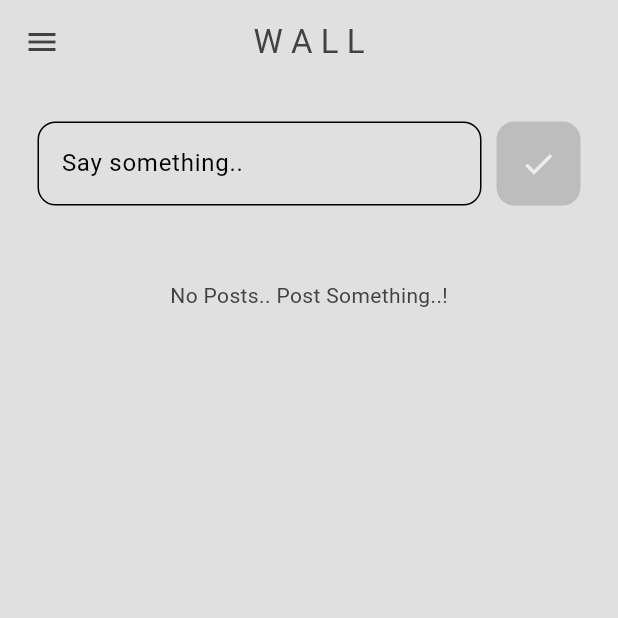
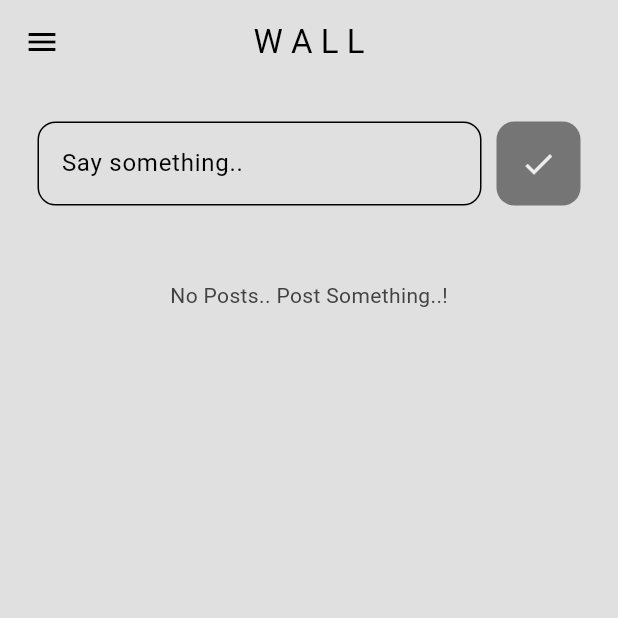
Before and after one commit to SandipVermaDev/social_app, a Flutter app: the screen it shows once a user with an empty profile is signed in, on a phone screen of 412 x 824 dp, the top half of it. Run offline on Flutter 3.47's test engine with Material 3 defaults, Android fonts, the phone set to English and light mode, and no system bars; our stand-ins replace cloud_firestore, firebase_auth, firebase_core; accounts and stored records are empty; network calls fail.

Commit message:
social app

```diff
--- a/lib/helper/helper_function.dart
+++ b/lib/helper/helper_function.dart
@@ -4,5 +4,11 @@ import 'package:flutter/material.dart';
 displayMessageToUser(String message,BuildContext context){
   showDialog(context: context, builder: (context) => AlertDialog(
     title: Text(message),
+    titlePadding: const EdgeInsets.all(25),
+    actions: [
+      ElevatedButton(onPressed: () {
+        Navigator.pop(context);
+      }, child: Text("Ok",style: TextStyle(color: Theme.of(context).colorScheme.secondary)))
+    ],
   ),);
 }
--- a/lib/main.dart
+++ b/lib/main.dart
@@ -19,6 +19,7 @@ class MyApp extends StatelessWidget {
   @override
   Widget build(BuildContext context) {
     return MaterialApp(
+      debugShowCheckedModeBanner: false,
       theme: lightMode,
       darkTheme: darkMode,
       // home: const LoginOrRegister(),
--- a/lib/pages/home_page.dart
+++ b/lib/pages/home_page.dart
@@ -32,7 +32,7 @@ class HomePage extends StatelessWidget {
       appBar: AppBar(
         title: const Text("W A L L"),
         backgroundColor: Colors.transparent,
-        foregroundColor: Theme.of(context).colorScheme.inversePrimary,
+        // foregroundColor: Theme.of(context).colorScheme.inversePrimary,
         centerTitle: true,
         elevation: 0,
       ),
--- a/lib/theme/dark_mode.dart
+++ b/lib/theme/dark_mode.dart
@@ -6,7 +6,7 @@ ThemeData darkMode=ThemeData(
         surface:Colors.grey.shade900,
         primary: Colors.grey.shade800,
         secondary: Colors.grey.shade500,
-        inversePrimary: Colors.grey.shade800
+        inversePrimary: Colors.grey.shade600
     ),
     textTheme: ThemeData.dark().textTheme.apply(
       bodyColor:  Colors.grey,
--- a/lib/theme/light_mode.dart
+++ b/lib/theme/light_mode.dart
@@ -5,7 +5,7 @@ ThemeData lightMode=ThemeData(
   colorScheme: ColorScheme.light(
     surface:Colors.grey.shade300,
     primary: Colors.grey.shade200,
-    secondary: Colors.grey.shade400,
+    secondary: Colors.grey.shade600,
     inversePrimary: Colors.grey.shade800
   ),
   textTheme: ThemeData.light().textTheme.apply(
```
